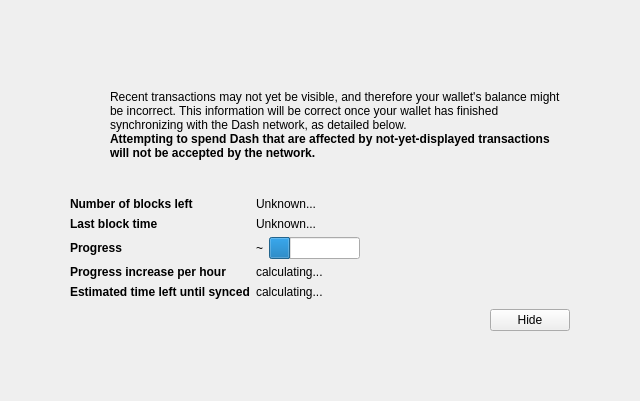
Above: src/qt/forms/modaloverlay.ui from BCashTeam/bcashtestnet before the change. Below: the same form after it.
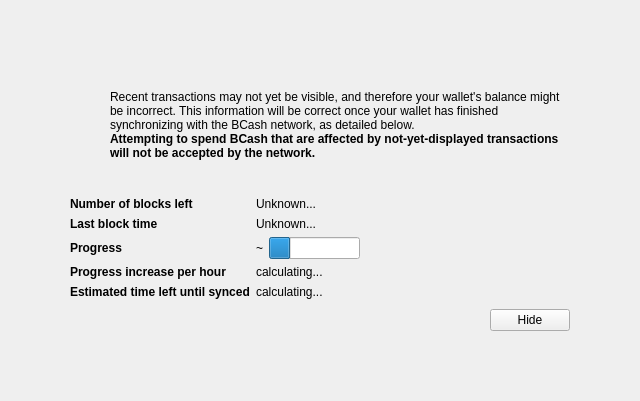
That is the form after the change. Icons and pictures are not drawn. Custom widgets are drawn as their Qt base class.

The edit to the form file:
```diff
--- a/src/qt/forms/modaloverlay.ui
+++ b/src/qt/forms/modaloverlay.ui
@@ -128,7 +128,7 @@
              <item>
               <widget class="QLabel" name="infoText">
                <property name="text">
-                <string>Recent transactions may not yet be visible, and therefore your wallet's balance might be incorrect. This information will be correct once your wallet has finished synchronizing with the Dash network, as detailed below.</string>
+                <string>Recent transactions may not yet be visible, and therefore your wallet's balance might be incorrect. This information will be correct once your wallet has finished synchronizing with the BCash network, as detailed below.</string>
                </property>
                <property name="textFormat">
                 <enum>Qt::RichText</enum>
@@ -147,7 +147,7 @@
                 </font>
                </property>
                <property name="text">
-                <string>Attempting to spend Dash that are affected by not-yet-displayed transactions will not be accepted by the network.</string>
+                <string>Attempting to spend BCash that are affected by not-yet-displayed transactions will not be accepted by the network.</string>
                </property>
                <property name="textFormat">
                 <enum>Qt::RichText</enum>
```
